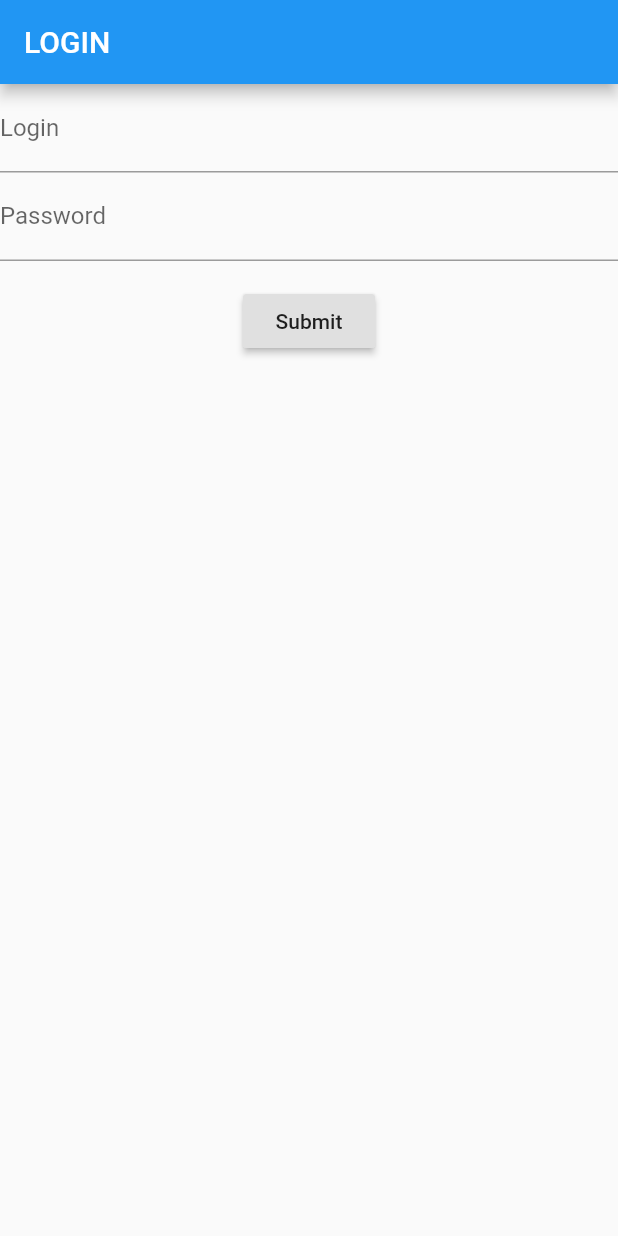
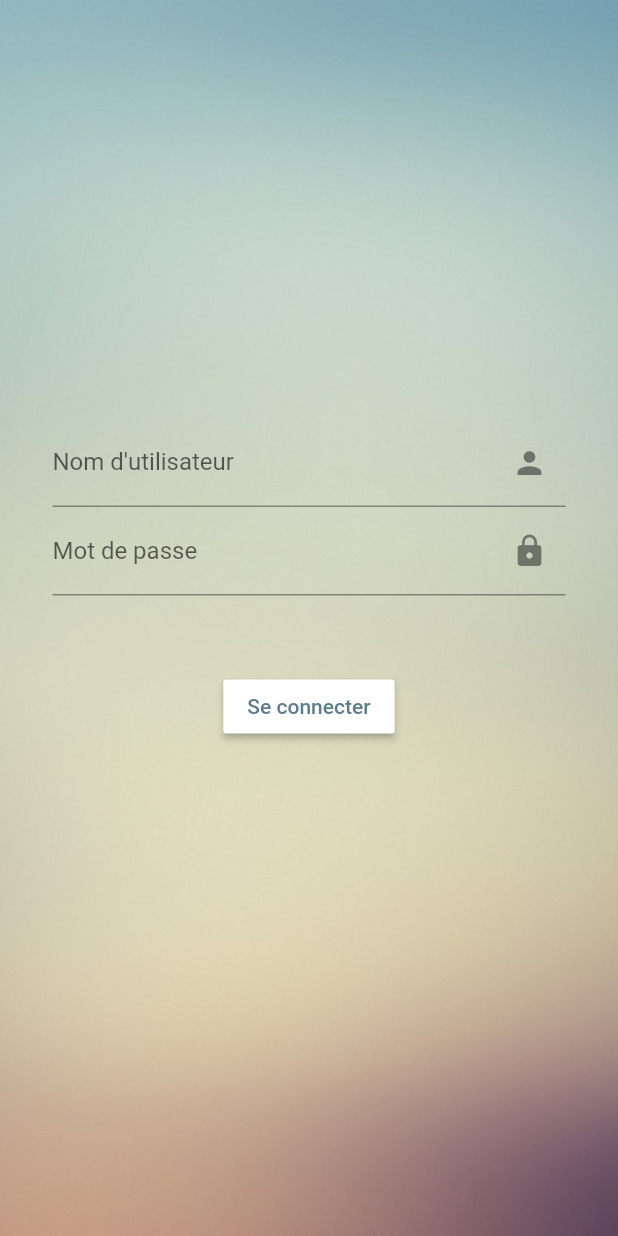
Before and after one commit to FlorianSpadaro/login_atr, a Flutter app: the screen it shows after launch, on a phone screen of 412 x 824 dp. Run offline on Flutter 3.47's test engine with Material 2 defaults, Android fonts, the phone set to English and light mode, and no system bars.

Commit message:
MAJ:  style of login page

```diff
--- a/lib/data/rest_ds.dart
+++ b/lib/data/rest_ds.dart
@@ -5,7 +5,7 @@ import 'package:test_login/models/user.dart';
 
 class RestDatasource {
   NetworkUtil _netUtil = new NetworkUtil();
-  static final baseUrl = "http://192.168.30.47:8080/Projet%20Stage%202.0/API";
+  static final baseUrl = "http://192.168.30.218/bdc/API";
   static final loginUrl = baseUrl + "/connexion.php";
 
   Future<User> login(String username, String password){
--- a/lib/main.dart
+++ b/lib/main.dart
@@ -9,6 +9,11 @@ class MyApp extends StatelessWidget {
   Widget build(BuildContext context) {
     return new MaterialApp(
       title: 'Connexion',
+        theme: new ThemeData(
+        brightness: Brightness.light,
+        primaryColor: Colors.blueGrey,
+        accentColor: Colors.blueGrey,
+      ),
       initialRoute: '/',
       routes: routes,
     );
--- a/lib/screens/login_screen.dart
+++ b/lib/screens/login_screen.dart
@@ -23,28 +23,42 @@ class MyFormState extends State<MyForm> {
   Widget build(BuildContext context) {
     // Build a Form widget using the _formKey we created above
     return new Scaffold(
-      appBar: new AppBar(
-        title: new Text("LOGIN"),
+      body:
+      new Container(
+        decoration: new BoxDecoration(
+          image: new DecorationImage(
+            image: new AssetImage("assets/images/test.jpg"),
+            fit: BoxFit.cover
+          )
         ),
-      body: new Form(
+        child: new Padding(
+          padding: new EdgeInsets.symmetric(vertical:0.0,horizontal: 35.0),
+          child: new Form(
             key: _formKey,
             child: new Column(
+              mainAxisAlignment: MainAxisAlignment.center,
               children: <Widget>[
-            new TextField(
+                new TextFormField(
+                  autocorrect: false,
                   decoration: new InputDecoration(
-                labelText: "Login"
+                    suffixIcon: new Icon(Icons.person),
+                    labelText: "Nom d'utilisateur"
                   ),
                   controller: loginController,
                 ),
-            new TextField(
+                new TextFormField(
+                  obscureText: true,
                   decoration: new InputDecoration(
-                labelText: "Password"
+                    suffixIcon: new Icon(Icons.lock),
+                    labelText: "Mot de passe"
                   ),
                   controller: passwordController,
                 ),
-            new Padding(
-              padding: const EdgeInsets.symmetric(vertical: 16.0),
+                new Container(
+                  padding: const EdgeInsets.symmetric(vertical: 50.0),
                   child: new RaisedButton(
+                    color: Colors.white,
+                    textColor: Colors.blueGrey,
                     onPressed: (){
                       if(_formKey.currentState.validate())
                       {
@@ -59,13 +73,15 @@ class MyFormState extends State<MyForm> {
                         });
                       }
                     },
-                child: new Text('Submit'),
+                    child: new Text('Se connecter'),
                   ),
                 )
               ],
             )
           ),
+        )
+
+      )
     );
-
   }
 }
--- a/pubspec.yaml
+++ b/pubspec.yaml
@@ -28,8 +28,8 @@ flutter:
   uses-material-design: true
 
   # To add assets to your application, add an assets section, like this:
-  # assets:
-  #  - images/a_dot_burr.jpeg
+  assets:
+   - assets/images/test.jpg
   #  - images/a_dot_ham.jpeg
 
   # An image asset can refer to one or more resolution-specific "variants", see
```
Also changed, not shown: assets/images/test.jpg (added). Lines whose indentation alone changed are shown as unchanged.
